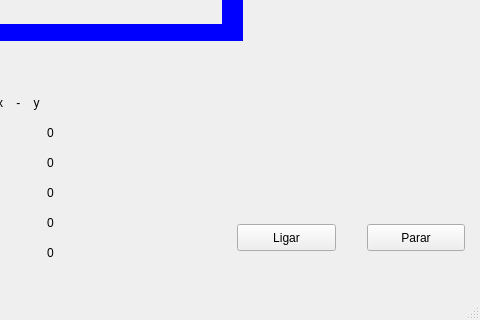
Above: mainwindow.ui from joaopaulopmedeiros/trabalho-so-unidade-2 before the change; both pictures show x 513 to 993 and y 263 to 583 of the 993 by 583 pixel window. Below: the same form after it.
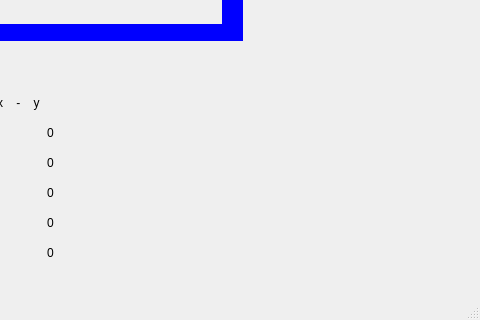
That is the form after the change.

```diff
--- a/mainwindow.ui
+++ b/mainwindow.ui
@@ -94,32 +94,6 @@
      <string/>
     </property>
    </widget>
-   <widget class="QPushButton" name="pushButton">
-    <property name="geometry">
-     <rect>
-      <x>750</x>
-      <y>470</y>
-      <width>99</width>
-      <height>27</height>
-     </rect>
-    </property>
-    <property name="text">
-     <string>Ligar</string>
-    </property>
-   </widget>
-   <widget class="QPushButton" name="pushButton_2">
-    <property name="geometry">
-     <rect>
-      <x>880</x>
-      <y>470</y>
-      <width>98</width>
-      <height>27</height>
-     </rect>
-    </property>
-    <property name="text">
-     <string>Parar</string>
-    </property>
-   </widget>
    <widget class="QLabel" name="label_trilho4_2">
     <property name="geometry">
      <rect>
```
Left out of the diff: 5 changed lines with no effect on the pictures.
